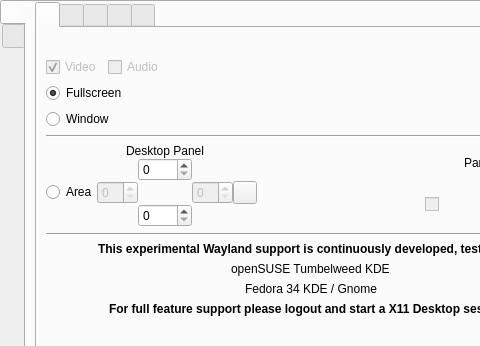
The window that src/wayland/formMainWindow_wl.ui (vkohaupt/vokoscreenNG) describes before a commit, drawn with Qt 5; both pictures show x 0 to 480 and y 0 to 346 of the 767 by 478 pixel window.
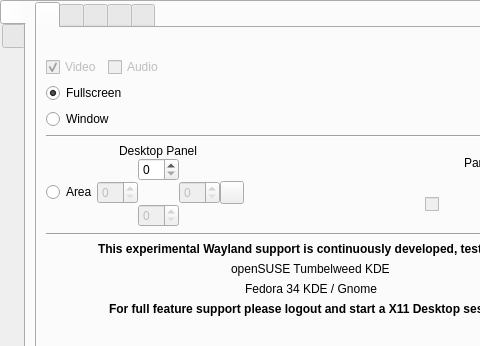
The same window after the commit. Icons and pictures are not drawn.

Commit message: Wayland: Area

What changed in the file:
```diff
--- a/src/wayland/formMainWindow_wl.ui
+++ b/src/wayland/formMainWindow_wl.ui
@@ -231,6 +231,9 @@
                   </item>
                   <item row="3" column="2">
                    <widget class="QSpinBox" name="spinBox_bottom">
+                    <property name="enabled">
+                     <bool>false</bool>
+                    </property>
                     <property name="suffix">
                      <string notr="true"/>
                     </property>
@@ -241,9 +244,6 @@
                     <property name="suffix">
                      <string notr="true"/>
                     </property>
-                    <property name="maximum">
-                     <number>2000</number>
-                    </property>
                    </widget>
                   </item>
                   <item row="2" column="5">
```
Left out of the diff: 2 changed lines with no effect on the pictures. The commit also changes 1 other file.
